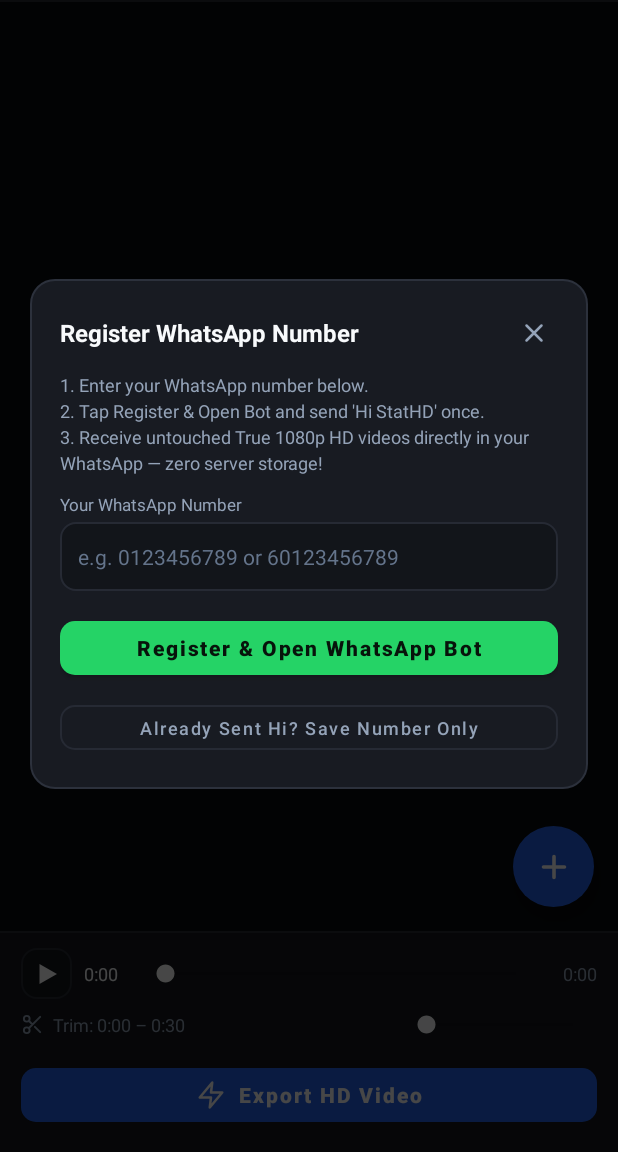
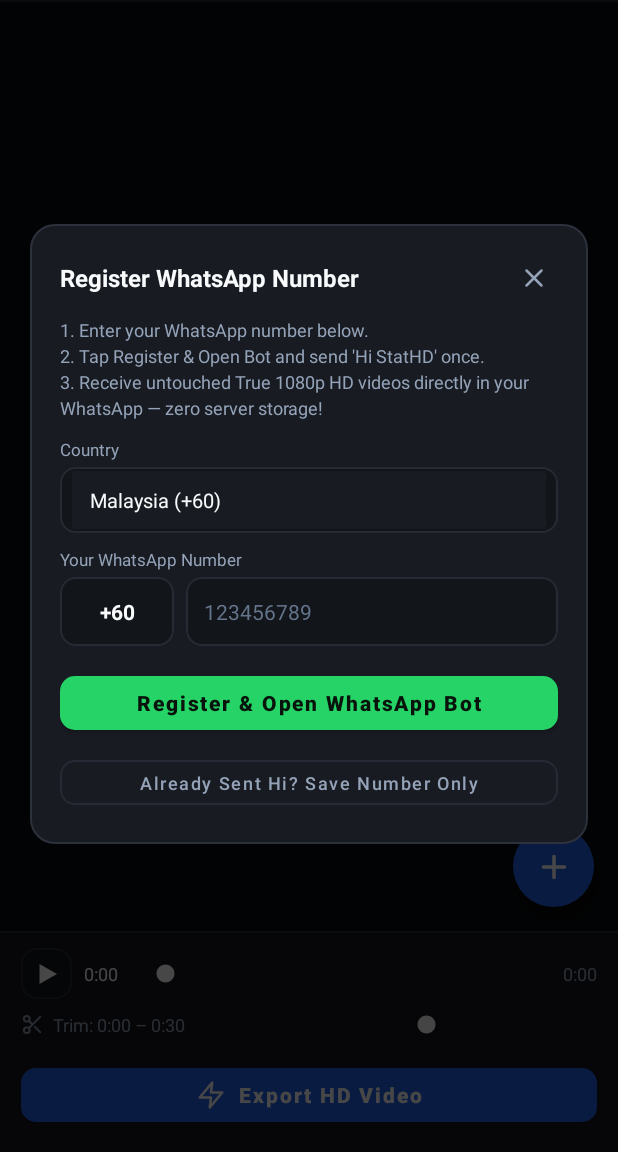
Before and after one commit to XC0D3-X/StatsHD, an Android app: the screen it shows after launch (MainActivity), after a tap on "Register WhatsApp Number (True 1080p Bot", on a phone screen of 412 x 824 dp, the part 84-1236 px from its top. Run offline under Robolectric (Android 15) with nearby library versions, the phone set to English and light mode, and no system bars; 1 other tap on this screen came first.

Commit message:
feat(v1.4.9-beta): add Telegram-style international country code picker for global users

```diff
--- a/app/build.gradle.kts
+++ b/app/build.gradle.kts
@@ -11,8 +11,8 @@ android {
         applicationId = "com.stathd.purestatus"
         minSdk = 26
         targetSdk = 34
-        versionCode = 14
-        versionName = "1.4.8-beta"
+        versionCode = 15
+        versionName = "1.4.9-beta"
     }
 
     buildTypes {
--- a/app/src/main/java/com/stathd/purestatus/MainActivity.kt
+++ b/app/src/main/java/com/stathd/purestatus/MainActivity.kt
@@ -20,6 +20,8 @@ import android.os.Looper
 import android.provider.MediaStore
 import android.provider.OpenableColumns
 import android.view.View
+import android.widget.AdapterView
+import android.widget.ArrayAdapter
 import android.widget.EditText
 import android.widget.FrameLayout
 import android.widget.ImageButton
@@ -27,6 +29,7 @@ import android.widget.ImageView
 import android.widget.LinearLayout
 import android.widget.ProgressBar
 import android.widget.SeekBar
+import android.widget.Spinner
 import android.widget.TextView
 import android.widget.Toast
 import android.widget.VideoView
@@ -66,6 +69,38 @@ class MainActivity : AppCompatActivity() {
     companion object {
         private const val BUILT_IN_BOT_URL = "https://stathd-bot.xxxlocal7.workers.dev"
         private const val BUILT_IN_BOT_PHONE = "15551365462"
+
+        private val COUNTRIES = listOf(
+            "Malaysia (+60)" to "+60",
+            "Indonesia (+62)" to "+62",
+            "Singapore (+65)" to "+65",
+            "Brunei (+673)" to "+673",
+            "Thailand (+66)" to "+66",
+            "Philippines (+63)" to "+63",
+            "Vietnam (+84)" to "+84",
+            "India (+91)" to "+91",
+            "Pakistan (+92)" to "+92",
+            "Bangladesh (+880)" to "+880",
+            "United States / Canada (+1)" to "+1",
+            "United Kingdom (+44)" to "+44",
+            "Australia (+61)" to "+61",
+            "Germany (+49)" to "+49",
+            "France (+33)" to "+33",
+            "Spain (+34)" to "+34",
+            "Italy (+39)" to "+39",
+            "Netherlands (+31)" to "+31",
+            "Brazil (+55)" to "+55",
+            "Mexico (+52)" to "+52",
+            "Saudi Arabia (+966)" to "+966",
+            "UAE (+971)" to "+971",
+            "Turkey (+90)" to "+90",
+            "Egypt (+20)" to "+20",
+            "Nigeria (+234)" to "+234",
+            "South Africa (+27)" to "+27",
+            "Japan (+81)" to "+81",
+            "South Korea (+82)" to "+82",
+            "Other (Type Custom Code)" to "+"
+        )
     }
 
     enum class StatusPreset(
@@ -156,6 +191,8 @@ class MainActivity : AppCompatActivity() {
     private lateinit var btnOpenBotSetup: LinearLayout
     private lateinit var overlayBotSetupPopup: FrameLayout
     private lateinit var btnCloseBotSetup: ImageButton
+    private lateinit var spinnerCountry: Spinner
+    private lateinit var etCountryCode: EditText
     private lateinit var etUserPhone: EditText
     private lateinit var btnSaveBotConfig: MaterialButton
     private lateinit var btnSavePhoneOnly: MaterialButton
@@ -291,9 +328,23 @@ class MainActivity : AppCompatActivity() {
         btnOpenBotSetup = findViewById(R.id.btnOpenBotSetup)
         overlayBotSetupPopup = findViewById(R.id.overlayBotSetupPopup)
         btnCloseBotSetup = findViewById(R.id.btnCloseBotSetup)
+        spinnerCountry = findViewById(R.id.spinnerCountry)
+        etCountryCode = findViewById(R.id.etCountryCode)
         etUserPhone = findViewById(R.id.etUserPhone)
         btnSaveBotConfig = findViewById(R.id.btnSaveBotConfig)
         btnSavePhoneOnly = findViewById(R.id.btnSavePhoneOnly)
+
+        val countryLabels = COUNTRIES.map { it.first }
+        val countryAdapter = ArrayAdapter(this, R.layout.item_country_spinner, countryLabels)
+        countryAdapter.setDropDownViewResource(R.layout.item_country_spinner)
+        spinnerCountry.adapter = countryAdapter
+        spinnerCountry.onItemSelectedListener = object : AdapterView.OnItemSelectedListener {
+            override fun onItemSelected(parent: AdapterView<*>?, view: View?, position: Int, id: Long) {
+                val code = COUNTRIES[position].second
+                etCountryCode.setText(code)
+            }
+            override fun onNothingSelected(parent: AdapterView<*>?) {}
+        }
         loadSavedBotPrefs()
     }
 
@@ -435,26 +486,26 @@ class MainActivity : AppCompatActivity() {
         overlayBotSetupPopup.setOnClickListener { overlayBotSetupPopup.visibility = View.GONE }
 
         btnSaveBotConfig.setOnClickListener {
-            val normalized = normalizePhoneNumber(etUserPhone.text.toString())
-            if (normalized.length < 9) {
-                Toast.makeText(this, "Enter a valid WhatsApp number (e.g. 0123456789)", Toast.LENGTH_SHORT).show()
+            val fullNumber = buildInternationalNumber()
+            if (fullNumber.length < 9) {
+                Toast.makeText(this, "Enter a valid country code and phone number", Toast.LENGTH_SHORT).show()
                 return@setOnClickListener
             }
-            saveUserPhone(normalized)
+            saveUserPhone(fullNumber)
             overlayBotSetupPopup.visibility = View.GONE
             val waUrl = Uri.parse("https://wa.me/$BUILT_IN_BOT_PHONE?text=Hi%20StatHD")
             startActivity(Intent(Intent.ACTION_VIEW, waUrl))
         }
 
         btnSavePhoneOnly.setOnClickListener {
-            val normalized = normalizePhoneNumber(etUserPhone.text.toString())
-            if (normalized.length < 9) {
-                Toast.makeText(this, "Enter a valid WhatsApp number (e.g. 0123456789)", Toast.LENGTH_SHORT).show()
+            val fullNumber = buildInternationalNumber()
+            if (fullNumber.length < 9) {
+                Toast.makeText(this, "Enter a valid country code and phone number", Toast.LENGTH_SHORT).show()
                 return@setOnClickListener
             }
-            saveUserPhone(normalized)
+            saveUserPhone(fullNumber)
             overlayBotSetupPopup.visibility = View.GONE
-            Toast.makeText(this, "WhatsApp number saved ($normalized)!", Toast.LENGTH_SHORT).show()
+            Toast.makeText(this, "WhatsApp number saved (+$fullNumber)!", Toast.LENGTH_SHORT).show()
         }
 
         btnShareWhatsApp.setOnClickListener {
@@ -1192,19 +1243,35 @@ class MainActivity : AppCompatActivity() {
         overlayResultPopup.visibility = View.VISIBLE
     }
 
-    private fun normalizePhoneNumber(raw: String): String {
-        val digits = raw.replace(Regex("[^0-9]"), "")
-        return if (digits.startsWith("0")) "60" + digits.substring(1) else digits
+    private fun buildInternationalNumber(): String {
+        val ccDigits = etCountryCode.text.toString().replace(Regex("[^0-9]"), "")
+        val localDigits = etUserPhone.text.toString().replace(Regex("[^0-9]"), "").trimStart('0')
+        if (ccDigits.isEmpty() || localDigits.isEmpty()) return ""
+        return if (localDigits.startsWith(ccDigits) && localDigits.length > ccDigits.length + 7) {
+            localDigits
+        } else {
+            ccDigits + localDigits
+        }
     }
 
-    private fun saveUserPhone(phone: String) {
+    private fun saveUserPhone(fullNumber: String) {
         val prefs = getSharedPreferences("stathd_bot_prefs", MODE_PRIVATE)
-        prefs.edit().putString("user_phone", phone).apply()
+        prefs.edit()
+            .putString("user_phone", fullNumber)
+            .putString("country_code", etCountryCode.text.toString().trim())
+            .putString("local_phone", etUserPhone.text.toString().trim())
+            .putInt("country_index", spinnerCountry.selectedItemPosition)
+            .apply()
     }
 
     private fun loadSavedBotPrefs() {
         val prefs = getSharedPreferences("stathd_bot_prefs", MODE_PRIVATE)
-        etUserPhone.setText(prefs.getString("user_phone", ""))
+        val savedIndex = prefs.getInt("country_index", 0).coerceIn(0, COUNTRIES.lastIndex)
+        spinnerCountry.setSelection(savedIndex)
+        val savedCode = prefs.getString("country_code", COUNTRIES[savedIndex].second) ?: "+60"
+        etCountryCode.setText(savedCode)
+        val savedLocal = prefs.getString("local_phone", "") ?: ""
+        etUserPhone.setText(savedLocal)
     }
 
     private fun dispatchToWhatsAppBot(file: File) {
--- a/app/src/main/res/layout/activity_main.xml
+++ b/app/src/main/res/layout/activity_main.xml
@@ -657,7 +657,7 @@
                 android:layout_width="wrap_content"
                 android:layout_height="wrap_content"
                 android:layout_marginTop="12dp"
-                android:text="StatHD v1.4.8-beta"
+                android:text="StatHD v1.4.9-beta"
                 android:textColor="@color/text_muted"
                 android:textSize="12sp" />
         </LinearLayout>
@@ -1183,22 +1183,62 @@
             <TextView
                 android:layout_width="wrap_content"
                 android:layout_height="wrap_content"
+                android:text="Country"
+                android:textColor="@color/text_secondary"
+                android:textSize="11sp" />
+
+            <Spinner
+                android:id="@+id/spinnerCountry"
+                android:layout_width="match_parent"
+                android:layout_height="44dp"
+                android:layout_marginTop="4dp"
+                android:background="@drawable/bg_preset_unselected"
+                android:paddingHorizontal="8dp" />
+
+            <TextView
+                android:layout_width="wrap_content"
+                android:layout_height="wrap_content"
+                android:layout_marginTop="10dp"
                 android:text="Your WhatsApp Number"
                 android:textColor="@color/text_secondary"
                 android:textSize="11sp" />
 
+            <LinearLayout
+                android:layout_width="match_parent"
+                android:layout_height="wrap_content"
+                android:layout_marginTop="4dp"
+                android:gravity="center_vertical"
+                android:orientation="horizontal">
+
+                <EditText
+                    android:id="@+id/etCountryCode"
+                    android:layout_width="76dp"
+                    android:layout_height="46dp"
+                    android:background="@drawable/bg_preset_unselected"
+                    android:gravity="center"
+                    android:hint="+60"
+                    android:inputType="phone"
+                    android:maxLength="5"
+                    android:text="+60"
+                    android:textColor="@color/text_primary"
+                    android:textColorHint="@color/text_muted"
+                    android:textSize="14sp"
+                    android:textStyle="bold" />
+
                 <EditText
                     android:id="@+id/etUserPhone"
-                android:layout_width="match_parent"
+                    android:layout_width="0dp"
                     android:layout_height="46dp"
-                android:layout_marginTop="4dp"
+                    android:layout_marginStart="8dp"
+                    android:layout_weight="1"
                     android:background="@drawable/bg_preset_unselected"
-                android:hint="e.g. 0123456789 or 60123456789"
+                    android:hint="123456789"
                     android:inputType="phone"
                     android:paddingHorizontal="12dp"
                     android:textColor="@color/text_primary"
                     android:textColorHint="@color/text_muted"
                     android:textSize="14sp" />
+            </LinearLayout>
 
             <com.google.android.material.button.MaterialButton
                 android:id="@+id/btnSaveBotConfig"
--- /dev/null
+++ b/app/src/main/res/layout/item_country_spinner.xml
@@ -0,0 +1,11 @@
+<?xml version="1.0" encoding="utf-8"?>
+<TextView xmlns:android="http://schemas.android.com/apk/res/android"
+    android:layout_width="match_parent"
+    android:layout_height="wrap_content"
+    android:background="#181B22"
+    android:ellipsize="end"
+    android:paddingHorizontal="12dp"
+    android:paddingVertical="10dp"
+    android:singleLine="true"
+    android:textColor="#F8FAFC"
+    android:textSize="13sp" />
```
Also changed, not shown: 1 other file. Lines whose indentation alone changed are shown as unchanged.
